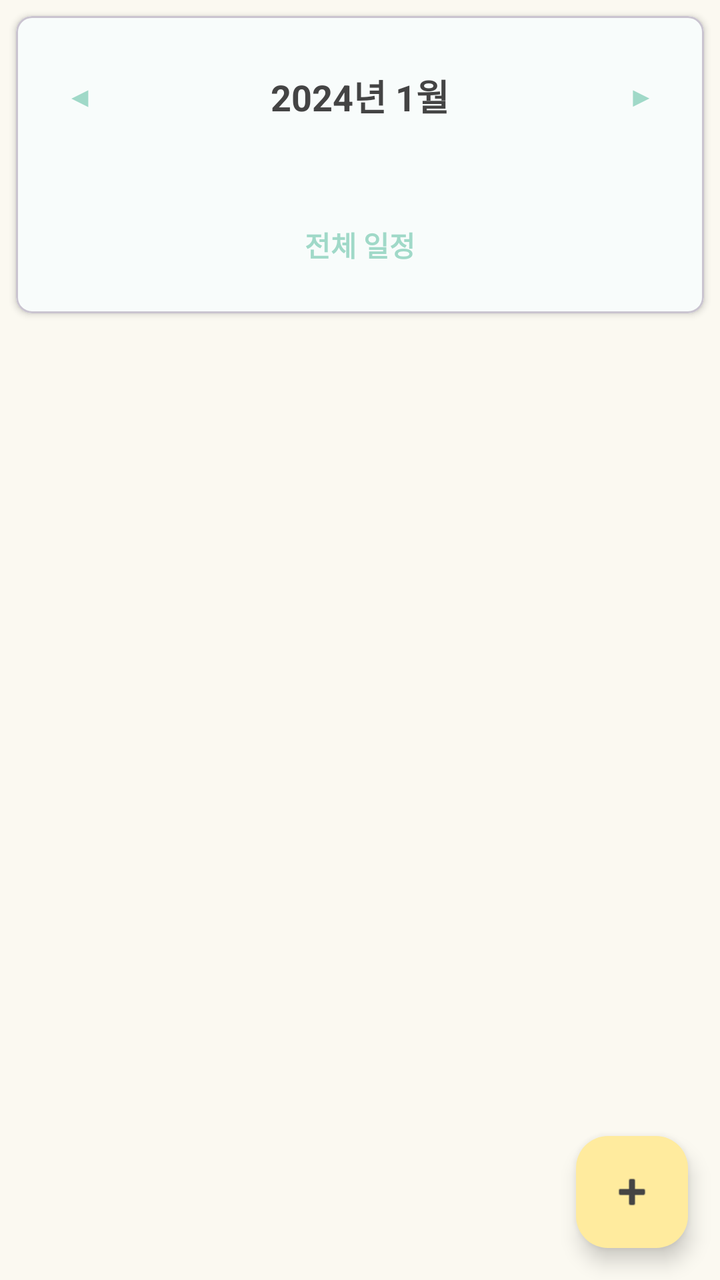
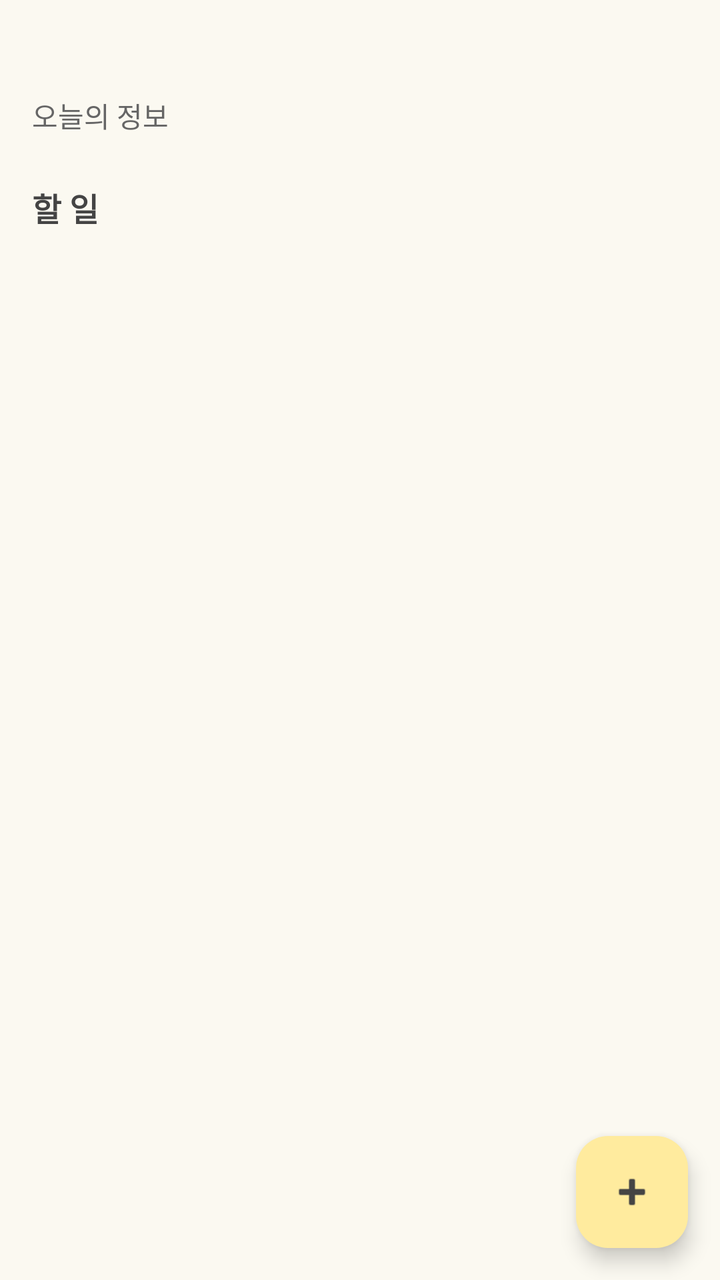

An Android layout rendered at two revisions. The XML below is the earlier revision; the diff shows what the commit changed to produce the second picture.
<!-- AndroidManifest.xml: application theme Theme.ToDoNote -->
<!-- res/layout/fragment_todo.xml -->
<?xml version="1.0" encoding="utf-8"?>
<androidx.coordinatorlayout.widget.CoordinatorLayout xmlns:android="http://schemas.android.com/apk/res/android"
    xmlns:app="http://schemas.android.com/apk/res-auto"
    android:layout_width="match_parent"
    android:layout_height="match_parent"
    android:background="@color/color_background">

    <androidx.core.widget.NestedScrollView
        android:layout_width="match_parent"
        android:layout_height="match_parent"
        android:fillViewport="true">

        <LinearLayout
            android:layout_width="match_parent"
            android:layout_height="wrap_content"
            android:orientation="vertical">

            
            <com.google.android.material.card.MaterialCardView
                android:layout_width="match_parent"
                android:layout_height="wrap_content"
                android:layout_margin="8dp"
                app:cardCornerRadius="8dp"
                app:cardElevation="2dp"
                app:cardBackgroundColor="@color/color_surface">

                <LinearLayout
                    android:layout_width="match_parent"
                    android:layout_height="wrap_content"
                    android:orientation="vertical"
                    android:padding="16dp">

                    
                    <LinearLayout
                        android:layout_width="match_parent"
                        android:layout_height="wrap_content"
                        android:orientation="horizontal"
                        android:gravity="center_vertical"
                        android:layout_marginBottom="16dp">

                        <com.google.android.material.button.MaterialButton
                            android:id="@+id/btn_prev_month"
                            android:layout_width="wrap_content"
                            android:layout_height="wrap_content"
                            android:text="◀"
                            style="@style/Widget.MaterialComponents.Button.TextButton"
                            android:minWidth="0dp"
                            android:paddingStart="8dp"
                            android:paddingEnd="8dp" />

                        <TextView
                            android:id="@+id/tv_month_year"
                            android:layout_width="0dp"
                            android:layout_height="wrap_content"
                            android:layout_weight="1"
                            android:text="2024년 1월"
                            android:textSize="18sp"
                            android:textStyle="bold"
                            android:gravity="center"
                            android:textColor="?attr/colorOnSurface" />

                        <com.google.android.material.button.MaterialButton
                            android:id="@+id/btn_next_month"
                            android:layout_width="wrap_content"
                            android:layout_height="wrap_content"
                            android:text="▶"
                            style="@style/Widget.MaterialComponents.Button.TextButton"
                            android:minWidth="0dp"
                            android:paddingStart="8dp"
                            android:paddingEnd="8dp" />

                    </LinearLayout>

                    
                    <GridLayout
                        android:id="@+id/grid_weekdays"
                        android:layout_width="match_parent"
                        android:layout_height="wrap_content"
                        android:columnCount="7"
                        android:layout_marginBottom="8dp" />

                    
                    <GridLayout
                        android:id="@+id/grid_calendar"
                        android:layout_width="match_parent"
                        android:layout_height="wrap_content"
                        android:columnCount="7" />

                    
                    <TextView
                        android:id="@+id/tv_calendar_status"
                        android:layout_width="match_parent"
                        android:layout_height="wrap_content"
                        android:text="전체 일정"
                        android:textSize="14sp"
                        android:textStyle="bold"
                        android:textColor="?attr/colorPrimary"
                        android:gravity="center"
                        android:paddingTop="16dp"
                        android:paddingBottom="8dp" />

                </LinearLayout>

            </com.google.android.material.card.MaterialCardView>

            
            <androidx.recyclerview.widget.RecyclerView
                android:id="@+id/recycler_todo"
                android:layout_width="match_parent"
                android:layout_height="wrap_content"
                android:padding="8dp" />

        </LinearLayout>

    </androidx.core.widget.NestedScrollView>

    
    <com.google.android.material.floatingactionbutton.FloatingActionButton
        android:id="@+id/fab_todo"
        android:layout_width="wrap_content"
        android:layout_height="wrap_content"
        android:layout_gravity="bottom|end"
        android:layout_margin="16dp"
        android:src="@android:drawable/ic_input_add"
        app:backgroundTint="@color/color_accent"
        app:tint="@color/color_text_dark" />

</androidx.coordinatorlayout.widget.CoordinatorLayout>
<!-- resources referenced by this layout -->
<resources>
  <color name="color_accent">#FFEB9E</color>
  <color name="color_background">#FBF9F1</color>
  <color name="color_surface">#FFFFFF</color>
  <color name="color_text_dark">#444444</color>
  <style name="Theme.ToDoNote" parent="Base.Theme.ToDoNote" />
  <style name="Base.Theme.ToDoNote" parent="Theme.Material3.DayNight.NoActionBar">
          
          <item name="colorPrimary">@color/color_primary</item>
          <item name="colorPrimaryDark">@color/color_primary_dark</item>
          <item name="colorPrimaryVariant">@color/color_primary_light</item>
          
          
          <item name="colorSecondary">@color/color_secondary</item>
          <item name="colorSecondaryVariant">@color/color_secondary_dark</item>
          
          
          <item name="android:colorBackground">@color/color_background</item>
          <item name="colorSurface">@color/color_surface</item>
          
          
          <item name="android:textColorPrimary">@color/color_text_dark</item>
          <item name="android:textColorSecondary">@color/color_text_medium</item>
          
          <item name="colorOnPrimary">@color/color_text_dark</item>
          <item name="materialAlertDialogTheme">@style/ThemeOverlay.ToDoNote.MaterialAlertDialog</item>
          <item name="colorOnSecondary">@color/color_text_dark</item>
          <item name="colorOnBackground">@color/color_text_dark</item>
          <item name="colorOnSurface">@color/color_text_dark</item>
          <item name="colorOnSurfaceVariant">@color/color_text_medium</item>
          
          
          <item name="colorAccent">@color/color_accent</item>
          
          
          <item name="colorOutline">@color/color_outline</item>
          
          
          <item name="android:statusBarColor">@android:color/black</item>
          <item name="android:windowLightStatusBar">false</item>
      </style>
  <color name="color_primary">#A0D9C8</color>
  <color name="color_primary_dark">#7DB8A5</color>
  <color name="color_primary_light">#C8E8DC</color>
  <color name="color_secondary">#F0D5C9</color>
  <color name="color_secondary_dark">#E0B5A3</color>
  <color name="color_text_medium">#666666</color>
  <style name="ThemeOverlay.ToDoNote.MaterialAlertDialog" parent="ThemeOverlay.Material3.MaterialAlertDialog">
          <item name="colorPrimary">@color/color_primary_text</item>
      </style>
  <color name="color_outline">#333333</color>
  <color name="color_primary_text">#2E7D6B</color>
</resources>

<!-- the commit's change to res/layout/fragment_todo.xml (unified diff, before → after) -->
@@ -16,99 +16,69 @@
             android:orientation="vertical">
 
             
-            <com.google.android.material.card.MaterialCardView
+            <TextView
+                android:id="@+id/tv_today_date"
                 android:layout_width="match_parent"
                 android:layout_height="wrap_content"
-                android:layout_margin="8dp"
-                app:cardCornerRadius="8dp"
-                app:cardElevation="2dp"
-                app:cardBackgroundColor="@color/color_surface">
+                android:layout_marginStart="16dp"
+                android:layout_marginTop="16dp"
+                android:layout_marginEnd="16dp"
+                android:textColor="@color/color_text_dark"
+                android:textSize="22sp"
+                android:textStyle="bold" />
 
-                <LinearLayout
-                    android:layout_width="match_parent"
-                    android:layout_height="wrap_content"
-                    android:orientation="vertical"
-                    android:padding="16dp">
+            <TextView
+                android:layout_width="match_parent"
+                android:layout_height="wrap_content"
+                android:layout_marginStart="16dp"
+                android:layout_marginTop="2dp"
+                android:layout_marginEnd="16dp"
+                android:layout_marginBottom="8dp"
+                android:text="오늘의 정보"
+                android:textColor="@color/color_text_medium"
+                android:textSize="14sp" />
 
-                    
-                    <LinearLayout
-                        android:layout_width="match_parent"
-                        android:layout_height="wrap_content"
-                        android:orientation="horizontal"
-                        android:gravity="center_vertical"
-                        android:layout_marginBottom="16dp">
-
-                        <com.google.android.material.button.MaterialButton
-                            android:id="@+id/btn_prev_month"
-                            android:layout_width="wrap_content"
-                            android:layout_height="wrap_content"
-                            android:text="◀"
-                            style="@style/Widget.MaterialComponents.Button.TextButton"
-                            android:minWidth="0dp"
-                            android:paddingStart="8dp"
-                            android:paddingEnd="8dp" />
-
-                        <TextView
-                            android:id="@+id/tv_month_year"
-                            android:layout_width="0dp"
-                            android:layout_height="wrap_content"
-                            android:layout_weight="1"
-                            android:text="2024년 1월"
-                            android:textSize="18sp"
-                            android:textStyle="bold"
-                            android:gravity="center"
-                            android:textColor="?attr/colorOnSurface" />
-
-                        <com.google.android.material.button.MaterialButton
-                            android:id="@+id/btn_next_month"
-                            android:layout_width="wrap_content"
-                            android:layout_height="wrap_content"
-                            android:text="▶"
-                            style="@style/Widget.MaterialComponents.Button.TextButton"
-                            android:minWidth="0dp"
-                            android:paddingStart="8dp"
-                            android:paddingEnd="8dp" />
-
-                    </LinearLayout>
-
-                    
-                    <GridLayout
-                        android:id="@+id/grid_weekdays"
-                        android:layout_width="match_parent"
-                        android:layout_height="wrap_content"
-                        android:columnCount="7"
-                        android:layout_marginBottom="8dp" />
-
-                    
-                    <GridLayout
-                        android:id="@+id/grid_calendar"
-                        android:layout_width="match_parent"
-                        android:layout_height="wrap_content"
-                        android:columnCount="7" />
-
-                    
-                    <TextView
-                        android:id="@+id/tv_calendar_status"
-                        android:layout_width="match_parent"
-                        android:layout_height="wrap_content"
-                        android:text="전체 일정"
-                        android:textSize="14sp"
-                        android:textStyle="bold"
-                        android:textColor="?attr/colorPrimary"
-                        android:gravity="center"
-                        android:paddingTop="16dp"
-                        android:paddingBottom="8dp" />
-
-                </LinearLayout>
-
-            </com.google.android.material.card.MaterialCardView>
+            <androidx.recyclerview.widget.RecyclerView
+                android:id="@+id/recycler_today_info"
+                android:layout_width="match_parent"
+                android:layout_height="wrap_content"
+                android:nestedScrollingEnabled="false"
+                android:paddingStart="8dp"
+                android:paddingEnd="8dp" />
 
             
+            <TextView
+                android:layout_width="match_parent"
+                android:layout_height="wrap_content"
+                android:layout_marginStart="16dp"
+                android:layout_marginTop="16dp"
+                android:layout_marginEnd="16dp"
+                android:text="할 일"
+                android:textColor="@color/color_text_dark"
+                android:textSize="16sp"
+                android:textStyle="bold" />
+
+            <TextView
+                android:id="@+id/tv_todo_empty"
+                android:layout_width="match_parent"
+                android:layout_height="wrap_content"
+                android:layout_marginTop="16dp"
+                android:gravity="center"
+                android:text="남은 할 일이 없습니다."
+                android:textColor="@color/color_text_light"
+                android:textSize="14sp"
+                android:visibility="gone" />
+
             <androidx.recyclerview.widget.RecyclerView
                 android:id="@+id/recycler_todo"
                 android:layout_width="match_parent"
                 android:layout_height="wrap_content"
-                android:padding="8dp" />
+                android:clipToPadding="false"
+                android:nestedScrollingEnabled="false"
+                android:paddingStart="8dp"
+                android:paddingTop="8dp"
+                android:paddingEnd="8dp"
+                android:paddingBottom="88dp" />
 
         </LinearLayout>
 
<!-- resource entries referenced after the edit -->
@@ -4,6 +4,7 @@
   <color name="color_background">#FBF9F1</color>
   <color name="color_surface">#FFFFFF</color>
   <color name="color_text_dark">#444444</color>
+  <color name="color_text_light">#999999</color>
   <style name="Theme.ToDoNote" parent="Base.Theme.ToDoNote" />
   <style name="Base.Theme.ToDoNote" parent="Theme.Material3.DayNight.NoActionBar">
           
